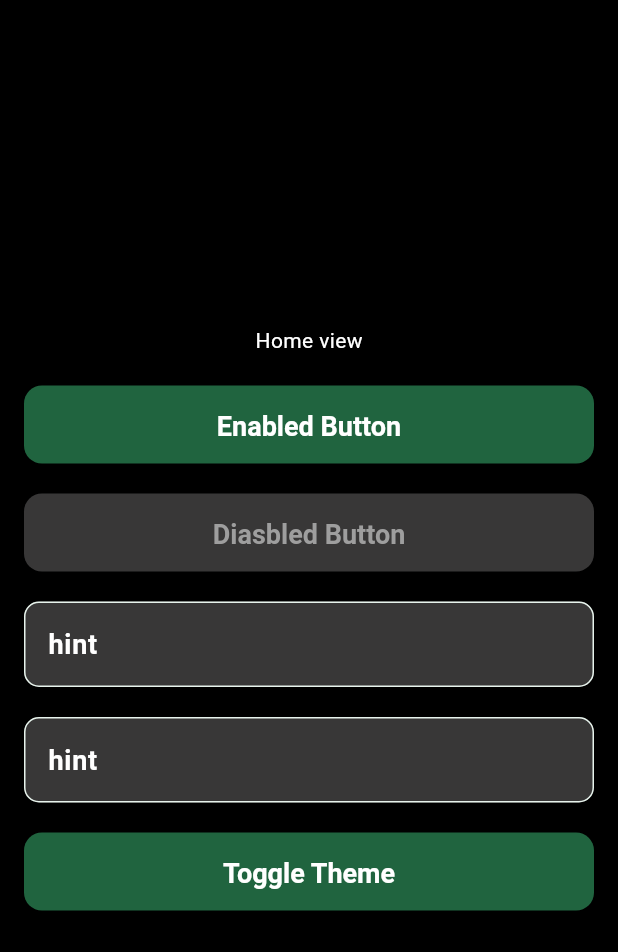
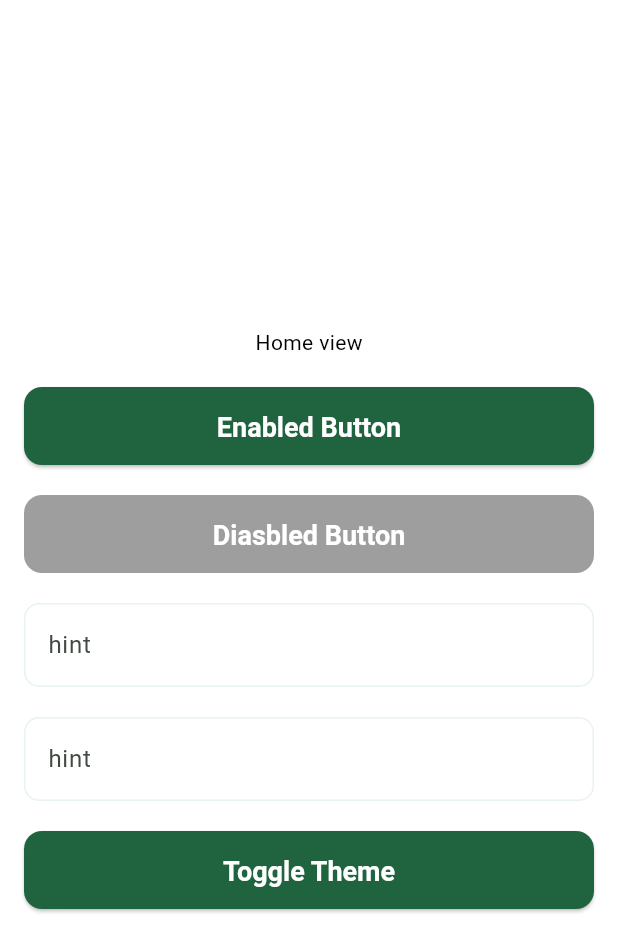
Before and after one commit to mohamed-oraby10/toggle_theme, a Flutter app: the screen it shows after launch, on a phone screen of 412 x 824 dp. Shown: the top 952 px of the screen. Run offline on Flutter 3.47's test engine with Material 3 defaults, Android fonts, the phone set to English and light mode, and no system bars; our stand-ins replace bloc, flutter_bloc.

Commit message:
create theme cubit

```diff
--- /dev/null
+++ b/lib/core/config/theme/theme_cubit/theme_cubit.dart
@@ -0,0 +1,9 @@
+import 'package:bloc/bloc.dart';
+import 'package:flutter/material.dart';
+
+class ThemeCubit extends Cubit<ThemeMode> {
+  ThemeCubit() : super(ThemeMode.system);
+  void toggleTheme(ThemeMode newMode) {
+    emit(newMode);
+  }
+}
--- a/lib/main.dart
+++ b/lib/main.dart
@@ -1,4 +1,6 @@
 import 'package:flutter/material.dart';
+import 'package:flutter_bloc/flutter_bloc.dart';
+import 'package:toggle_theme/core/config/theme/theme_cubit/theme_cubit.dart';
 import 'package:toggle_theme/core/config/theme/theme_data/theme_data_dark.dart';
 import 'package:toggle_theme/core/config/theme/theme_data/theme_data_light.dart';
 
@@ -10,13 +12,20 @@ class MyApp extends StatelessWidget {
   const MyApp({super.key});
   @override
   Widget build(BuildContext context) {
+    return BlocProvider(
+      create: (context) => ThemeCubit(),
+      child: BlocBuilder<ThemeCubit, ThemeMode>(
+        builder: (context, newMode) {
           return MaterialApp(
             debugShowCheckedModeBanner: false,
             title: 'Flutter Demo',
             theme: getLightTheme(),
             darkTheme: getDarkTheme(),
-      themeMode: ThemeMode.dark,
+            themeMode: newMode,
             home: const HomeView(),
+          );
+        },
+      ),
     );
   }
 }
@@ -42,7 +51,18 @@ class HomeView extends StatelessWidget {
             SizedBox(height: 20),
             TextField(decoration: InputDecoration(hintText: 'hint')),
             SizedBox(height: 20),
-            ElevatedButton(onPressed: () {}, child: Text('Toggle Theme')),
+            ElevatedButton(
+              onPressed: () {
+                Theme.of(context).brightness == Brightness.dark
+                    ? BlocProvider.of<ThemeCubit>(
+                        context,
+                      ).toggleTheme(ThemeMode.light)
+                    : BlocProvider.of<ThemeCubit>(
+                        context,
+                      ).toggleTheme(ThemeMode.dark);
+              },
+              child: Text('Toggle Theme'),
+            ),
           ],
         ),
       ),
```
Also changed, not shown: pubspec.yaml (+4 -16 lines), pubspec.lock. Lines whose indentation alone changed are shown as unchanged.
